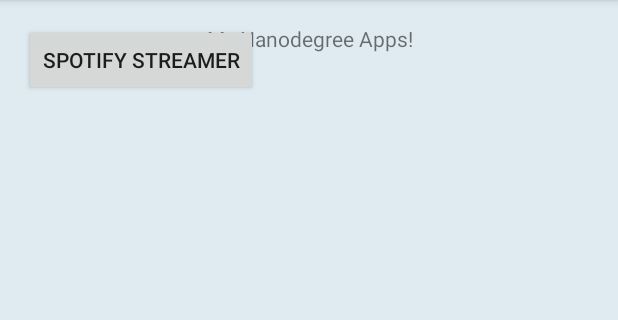
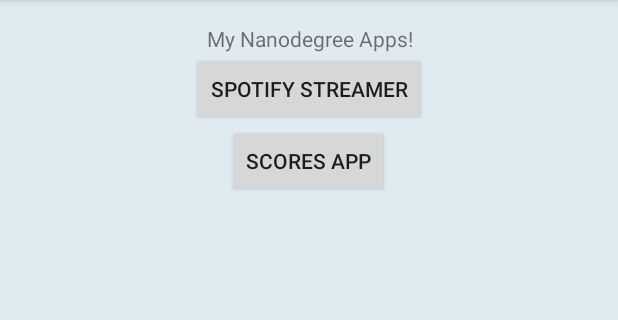
Before and after one commit to tahminak/Android_NanoDegree_Project00, an Android app: the screen it shows after launch (MainActivity), on a phone screen of 412 x 824 dp, the part 84-404 px from its top. Run offline under Robolectric (Android 15) with nearby library versions, the phone set to English and light mode, and no system bars.

Commit message:
Add project

```diff
--- a/app/src/main/res/layout/activity_main.xml
+++ b/app/src/main/res/layout/activity_main.xml
@@ -6,15 +6,30 @@
     android:paddingBottom="@dimen/activity_vertical_margin" tools:context=".MainActivity"
     android:background="#ffdfeaf1">
 
-    <TextView android:text="@string/my_title" android:layout_width="match_parent"
+    <TextView
+        android:id="@+id/title"
+        android:text="@string/my_title"
+        android:layout_width="match_parent"
         android:layout_height="wrap_content"
         android:gravity="center_horizontal" />
 
     <Button
-        android:id="@+id/button_send"
+        android:id="@+id/button_spotify"
         android:layout_width="wrap_content"
         android:layout_height="wrap_content"
         android:text="Spotify Streamer"
-        android:onClick="sendMessage" />
+        android:onClick="sendMessage"
+        android:layout_below="@id/title"
+
+        android:layout_alignParentLeft="false"
+        android:layout_centerHorizontal="true" />
+    <Button
+        android:id="@+id/button_send1"
+        android:layout_width="wrap_content"
+        android:layout_height="wrap_content"
+        android:layout_below="@+id/button_spotify"
+        android:text="Scores app"
+        android:onClick="sendMessage"
+        android:layout_centerHorizontal="true" />
 
 </RelativeLayout>
```
